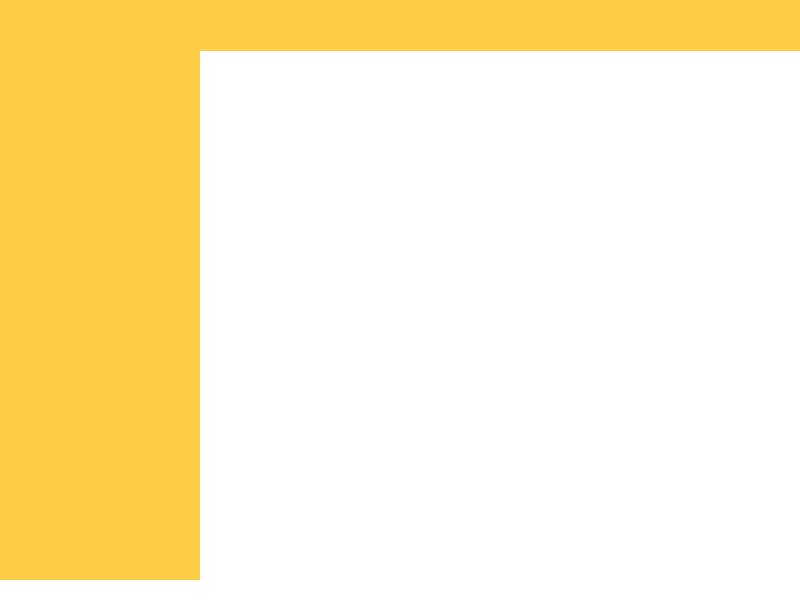
Qt form SpectrumAnalyzer/mainwindow.ui (NilushikaSandeepani/189116Research) before a commit.
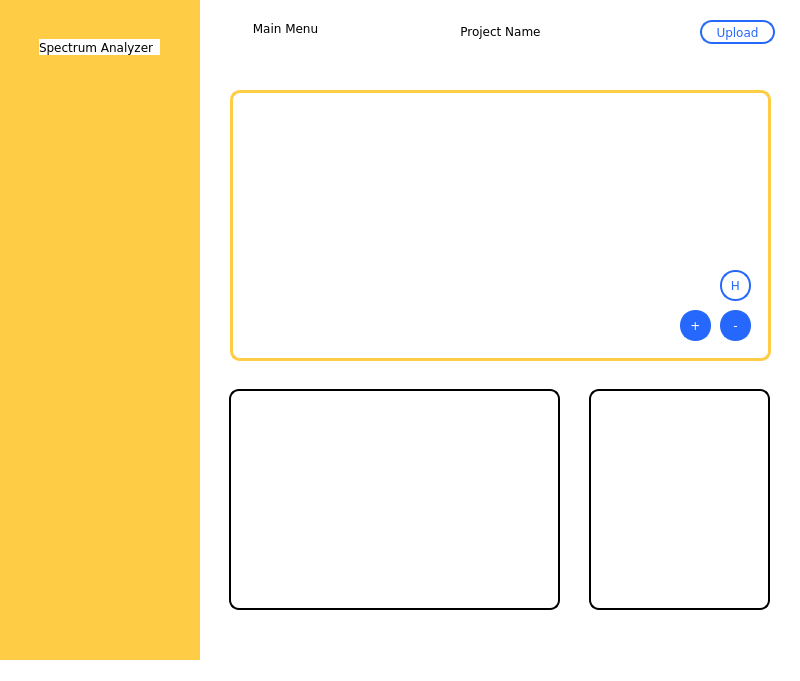
The same form after that commit. Icons and pictures are not drawn.

The edit to the form file:
```diff
--- a/SpectrumAnalyzer/mainwindow.ui
+++ b/SpectrumAnalyzer/mainwindow.ui
@@ -7,7 +7,7 @@
     <x>0</x>
     <y>0</y>
     <width>800</width>
-    <height>600</height>
+    <height>681</height>
    </rect>
   </property>
   <property name="windowTitle">
@@ -23,7 +23,7 @@
       <x>-1</x>
       <y>-1</y>
       <width>201</width>
-      <height>581</height>
+      <height>661</height>
      </rect>
     </property>
     <property name="styleSheet">
@@ -31,29 +31,265 @@
 background-color:#FECD45
 }</string>
     </property>
+    <widget class="QLabel" name="label_2">
+     <property name="geometry">
+      <rect>
+       <x>40</x>
+       <y>40</y>
+       <width>121</width>
+       <height>16</height>
+      </rect>
+     </property>
+     <property name="font">
+      <font>
+       <family>Verdana</family>
+      </font>
+     </property>
+     <property name="text">
+      <string>Spectrum Analyzer</string>
+     </property>
+    </widget>
    </widget>
    <widget class="QWidget" name="mainwindow" native="true">
     <property name="geometry">
      <rect>
       <x>200</x>
-      <y>50</y>
+      <y>-10</y>
       <width>601</width>
-      <height>531</height>
+      <height>651</height>
      </rect>
     </property>
-   </widget>
-   <widget class="QWidget" name="Header" native="true">
-    <property name="geometry">
-     <rect>
-      <x>200</x>
-      <y>0</y>
-      <width>601</width>
-      <height>51</height>
-     </rect>
+    <property name="font">
+     <font>
+      <family>Verdana</family>
+     </font>
     </property>
-    <property name="styleSheet">
-     <string notr="true">background-color: rgb(254, 205, 69);</string>
-    </property>
+    <widget class="QPushButton" name="MenuButton">
+     <property name="geometry">
+      <rect>
+       <x>10</x>
+       <y>20</y>
+       <width>41</width>
+       <height>31</height>
+      </rect>
+     </property>
+     <property name="styleSheet">
+      <string notr="true">border:0px</string>
+     </property>
+     <property name="text">
+      <string/>
+     </property>
+     <property name="icon">
+      <iconset>
+       <normaloff>Icons/menu.svg</normaloff>Icons/menu.svg</iconset>
+     </property>
+     <property name="iconSize">
+      <size>
+       <width>22</width>
+       <height>22</height>
+      </size>
+     </property>
+    </widget>
+    <widget class="QPushButton" name="Upload">
+     <property name="geometry">
+      <rect>
+       <x>500</x>
+       <y>30</y>
+       <width>75</width>
+       <height>24</height>
+      </rect>
+     </property>
+     <property name="font">
+      <font>
+       <family>Verdana</family>
+      </font>
+     </property>
+     <property name="styleSheet">
+      <string notr="true">border:2px solid;
+border-radius:12px;
+border-color: #2568FB;
+color:#2568FB</string>
+     </property>
+     <property name="text">
+      <string>Upload</string>
+     </property>
+    </widget>
+    <widget class="QTextEdit" name="ProjectName">
+     <property name="geometry">
+      <rect>
+       <x>200</x>
+       <y>30</y>
+       <width>201</width>
+       <height>31</height>
+      </rect>
+     </property>
+     <property name="font">
+      <font>
+       <family>Verdana</family>
+      </font>
+     </property>
+     <property name="styleSheet">
+      <string notr="true">#ProjectName{
+	border:0px;
+}</string>
+     </property>
+     <property name="html">
+      <string>&lt;!DOCTYPE HTML PUBLIC &quot;-//W3C//DTD HTML 4.0//EN&quot; &quot;http://www.w3.org/TR/REC-html40/strict.dtd&quot;&gt;
+&lt;html&gt;&lt;head&gt;&lt;meta name=&quot;qrichtext&quot; content=&quot;1&quot; /&gt;&lt;meta charset=&quot;utf-8&quot; /&gt;&lt;style type=&quot;text/css&quot;&gt;
+p, li { white-space: pre-wrap; }
+hr { height: 1px; border-width: 0; }
+li.unchecked::marker { content: &quot;\2610&quot;; }
+li.checked::marker { content: &quot;\2612&quot;; }
+&lt;/style&gt;&lt;/head&gt;&lt;body style=&quot; font-family:'Verdana'; font-size:9pt; font-weight:400; font-style:normal;&quot;&gt;
+&lt;p align=&quot;center&quot; style=&quot; margin-top:0px; margin-bottom:0px; margin-left:0px; margin-right:0px; -qt-block-indent:0; text-indent:0px;&quot;&gt;&lt;span style=&quot; font-family:'Segoe UI';&quot;&gt;Project Name&lt;/span&gt;&lt;/p&gt;&lt;/body&gt;&lt;/html&gt;</string>
+     </property>
+    </widget>
+    <widget class="QWidget" name="GraphSlot" native="true">
+     <property name="geometry">
+      <rect>
+       <x>30</x>
+       <y>100</y>
+       <width>541</width>
+       <height>271</height>
+      </rect>
+     </property>
+     <property name="styleSheet">
+      <string notr="true">#GraphSlot{
+	 border-radius:10px; border:3px solid;border-color: #FECD45;
+}</string>
+     </property>
+     <widget class="QPushButton" name="ZoomIn">
+      <property name="geometry">
+       <rect>
+        <x>490</x>
+        <y>220</y>
+        <width>31</width>
+        <height>31</height>
+       </rect>
+      </property>
+      <property name="font">
+       <font>
+        <family>Verdana</family>
+       </font>
+      </property>
+      <property name="toolTip">
+       <string>Zoom Out</string>
+      </property>
+      <property name="styleSheet">
+       <string notr="true">border:2px solid;
+border-radius:15px;
+border-color: #2568FB;
+color:#FFFFFF;
+background-color: rgb(37, 104, 251);</string>
+      </property>
+      <property name="text">
+       <string>-</string>
+      </property>
+     </widget>
+     <widget class="QPushButton" name="Upload_3">
+      <property name="geometry">
+       <rect>
+        <x>490</x>
+        <y>180</y>
+        <width>31</width>
+        <height>31</height>
+       </rect>
+      </property>
+      <property name="font">
+       <font>
+        <family>Verdana</family>
+       </font>
+      </property>
+      <property name="styleSheet">
+       <string notr="true">border:2px solid;
+border-radius:15px;
+border-color: #2568FB;
+color:#2568FB</string>
+      </property>
+      <property name="text">
+       <string>H</string>
+      </property>
+     </widget>
+     <widget class="QPushButton" name="ZoomOut_2">
+      <property name="geometry">
+       <rect>
+        <x>450</x>
+        <y>220</y>
+        <width>31</width>
+        <height>31</height>
+       </rect>
+      </property>
+      <property name="font">
+       <font>
+        <family>Verdana</family>
+       </font>
+      </property>
+      <property name="toolTip">
+       <string>Zoom In</string>
+      </property>
+      <property name="styleSheet">
+       <string notr="true">border:2px solid;
+border-radius:15px;
+border-color: #2568FB;
+color:#FFFFFF;
+background-color: rgb(37, 104, 251);</string>
+      </property>
+      <property name="text">
+       <string>+</string>
+      </property>
+     </widget>
+    </widget>
+    <widget class="QWidget" name="CalSlot" native="true">
+     <property name="geometry">
+      <rect>
+       <x>29</x>
+       <y>399</y>
+       <width>331</width>
+       <height>221</height>
+      </rect>
+     </property>
+     <property name="styleSheet">
+      <string notr="true">#CalSlot{
+	border-color: #FECD45; border-radius:10px; border:2px solid;
+}</string>
+     </property>
+    </widget>
+    <widget class="QWidget" name="DatasetSlot" native="true">
+     <property name="geometry">
+      <rect>
+       <x>389</x>
+       <y>399</y>
+       <width>181</width>
+       <height>221</height>
+      </rect>
+     </property>
+     <property name="styleSheet">
+      <string notr="true">#DatasetSlot{
+	border-color: #FECD45; border-radius:10px; border:2px solid;
+}</string>
+     </property>
+    </widget>
+    <widget class="QLabel" name="label">
+     <property name="geometry">
+      <rect>
+       <x>50</x>
+       <y>30</y>
+       <width>71</width>
+       <height>16</height>
+      </rect>
+     </property>
+     <property name="font">
+      <font>
+       <family>Verdana</family>
+      </font>
+     </property>
+     <property name="text">
+      <string>Main Menu</string>
+     </property>
+     <property name="alignment">
+      <set>Qt::AlignCenter</set>
+     </property>
+    </widget>
    </widget>
   </widget>
   <widget class="QMenuBar" name="menubar">
```
